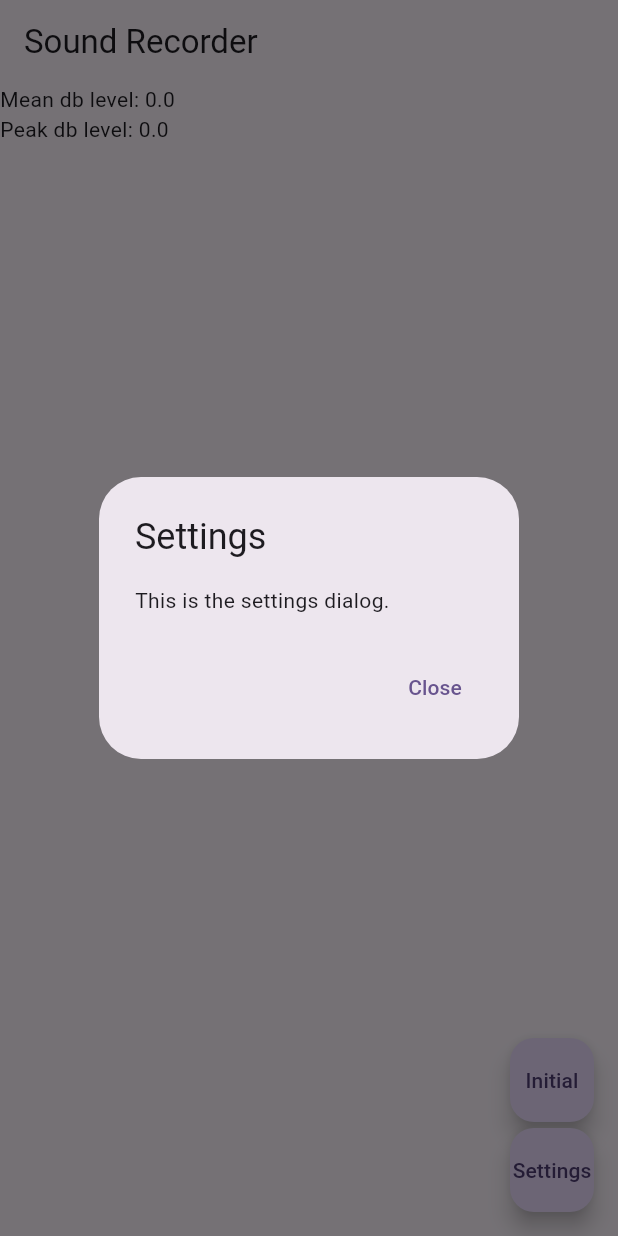
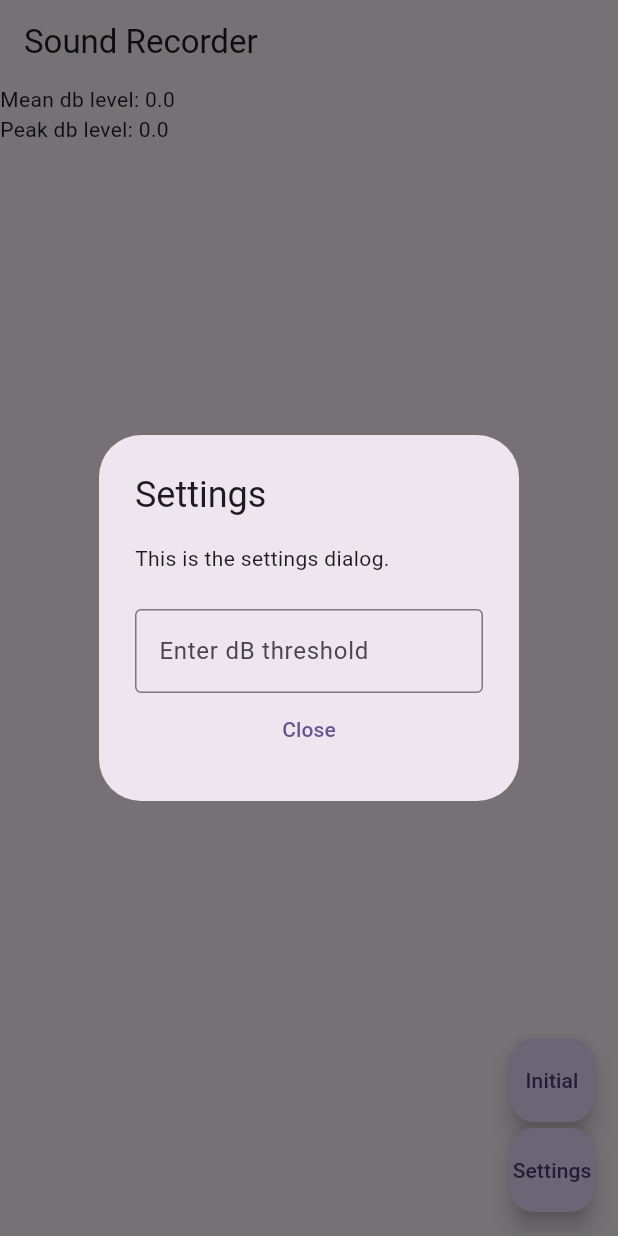
Before and after one commit to manster161/sound_recorder, a Flutter app: the screen it shows after launch, after a tap on "Settings", on a phone screen of 412 x 824 dp. Run offline on Flutter 3.47's test engine with Material 3 defaults, Android fonts, the phone set to English and light mode, and no system bars; our stand-ins replace bloc, equatable, flutter_bloc, logger, permission_handler; missing offline and left inert: noise_meter.

Commit message:
Adds an input field to the dialog

```diff
--- a/lib/sound_recorder_page.dart
+++ b/lib/sound_recorder_page.dart
@@ -18,12 +18,22 @@ class SoundRecorderPage extends StatelessWidget {
           title: const Text('Settings'),
           content: const Text('This is the settings dialog.'),
           actions: <Widget>[
-            TextButton(
+            Column(
+              children: [
+                const TextField(
+                  decoration: InputDecoration(
+                    border: OutlineInputBorder(),
+                    labelText: 'Enter dB threshold',
+                  ),
+                ),
+                TextButton(
               child: const Text('Close'),
               onPressed: () {
                 Navigator.of(context).pop();
               },
-            ),
+            )],
+            )
+            ,
           ],
         );
       },
```
